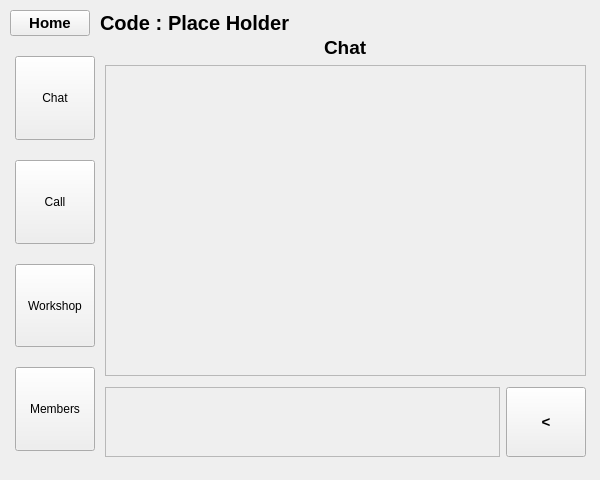
Before: the Qt Designer form uiFiles/uis/prototype3.ui in its-sentral/Collaborate-Coding-App, drawn with Qt 5.
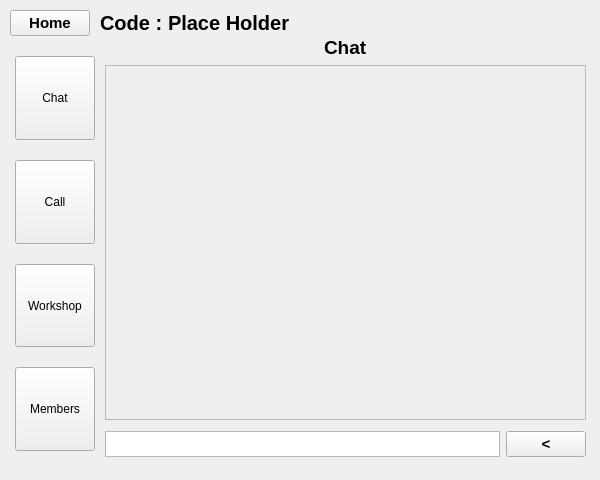
After: the same form once the commit is applied. The open tabs and pages were chosen to show the change.

The edit to the form file:
```diff
--- a/uiFiles/uis/prototype3.ui
+++ b/uiFiles/uis/prototype3.ui
@@ -1932,7 +1932,7 @@
                      <x>0</x>
                      <y>0</y>
                      <width>477</width>
-                     <height>308</height>
+                     <height>336</height>
                     </rect>
                    </property>
                   </widget>
@@ -1963,26 +1963,13 @@
                    <number>0</number>
                   </property>
                   <item>
-                   <widget class="QScrollArea" name="chatSendTextArea">
+                   <widget class="QTextEdit" name="chatSendTextEdit">
                     <property name="sizePolicy">
-                     <sizepolicy hsizetype="Expanding" vsizetype="Fixed">
+                     <sizepolicy hsizetype="Expanding" vsizetype="Ignored">
                       <horstretch>0</horstretch>
                       <verstretch>0</verstretch>
                      </sizepolicy>
                     </property>
-                    <property name="widgetResizable">
-                     <bool>true</bool>
-                    </property>
-                    <widget class="QWidget" name="scrollAreaWidgetContents">
-                     <property name="geometry">
-                      <rect>
-                       <x>0</x>
-                       <y>0</y>
-                       <width>394</width>
-                       <height>54</height>
-                      </rect>
-                     </property>
-                    </widget>
                    </widget>
                   </item>
                   <item>
```
Left out of the diff: 80 changed lines with no effect on the pictures.
